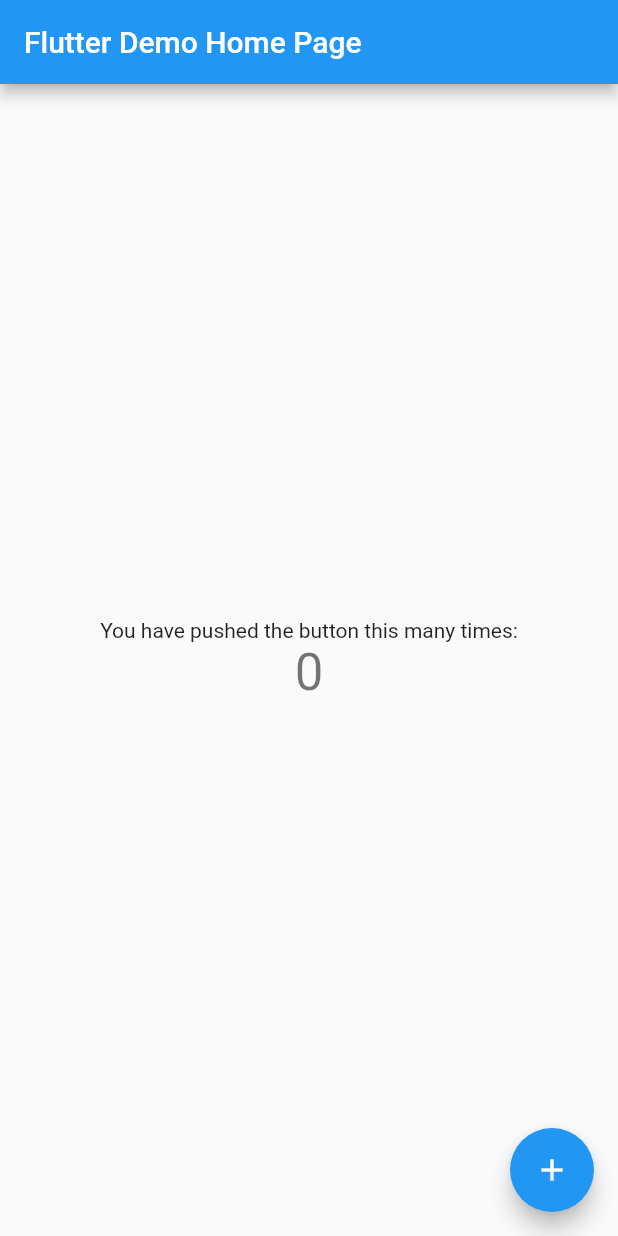
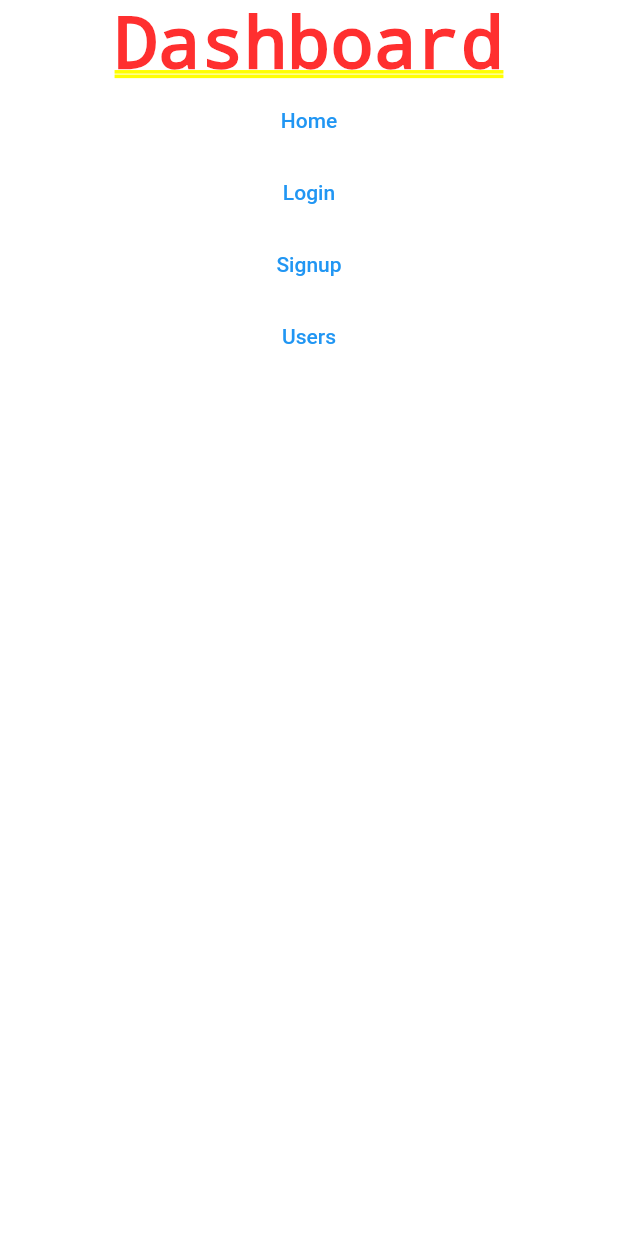
Before and after one commit to TheHemantKaushik/flutter-navigation-tests, a Flutter app: the screen it shows after launch, on a phone screen of 412 x 824 dp. Run offline on Flutter 3.47's test engine with Material 2 defaults, Android fonts, the phone set to English and light mode, and no system bars; our stand-ins replace flutter_riverpod, go_router.

Commit message:
Pages added

```diff
--- a/lib/main.dart
+++ b/lib/main.dart
@@ -1,115 +1,50 @@
 import 'package:flutter/material.dart';
+import 'package:flutter_navigation_tests/pages/dashboard_page.dart';
+import 'package:flutter_navigation_tests/pages/login_page.dart';
+import 'package:flutter_navigation_tests/pages/signup_page.dart';
+import 'package:flutter_navigation_tests/pages/user_detail_page.dart';
+import 'package:flutter_navigation_tests/pages/user_list_page.dart';
+import 'package:flutter_riverpod/flutter_riverpod.dart';
+import 'package:go_router/go_router.dart';
 
 void main() {
-  runApp(const MyApp());
+  runApp(const ProviderScope(child: MyApp()));
 }
 
 class MyApp extends StatelessWidget {
   const MyApp({super.key});
 
-  // This widget is the root of your application.
   @override
   Widget build(BuildContext context) {
-    return MaterialApp(
-      title: 'Flutter Demo',
-      theme: ThemeData(
-        // This is the theme of your application.
-        //
-        // Try running your application with "flutter run". You'll see the
-        // application has a blue toolbar. Then, without quitting the app, try
-        // changing the primarySwatch below to Colors.green and then invoke
-        // "hot reload" (press "r" in the console where you ran "flutter run",
-        // or simply save your changes to "hot reload" in a Flutter IDE).
-        // Notice that the counter didn't reset back to zero; the application
-        // is not restarted.
-        primarySwatch: Colors.blue,
-      ),
-      home: const MyHomePage(title: 'Flutter Demo Home Page'),
+    return MaterialApp.router(
+      title: 'Flutter Navigation',
+      routerConfig: _router,
     );
   }
 }
 
-class MyHomePage extends StatefulWidget {
-  const MyHomePage({super.key, required this.title});
-
-  // This widget is the home page of your application. It is stateful, meaning
-  // that it has a State object (defined below) that contains fields that affect
-  // how it looks.
-
-  // This class is the configuration for the state. It holds the values (in this
-  // case the title) provided by the parent (in this case the App widget) and
-  // used by the build method of the State. Fields in a Widget subclass are
-  // always marked "final".
-
-  final String title;
-
-  @override
-  State<MyHomePage> createState() => _MyHomePageState();
-}
-
-class _MyHomePageState extends State<MyHomePage> {
-  int _counter = 0;
-
-  void _incrementCounter() {
-    setState(() {
-      // This call to setState tells the Flutter framework that something has
-      // changed in this State, which causes it to rerun the build method below
-      // so that the display can reflect the updated values. If we changed
-      // _counter without calling setState(), then the build method would not be
-      // called again, and so nothing would appear to happen.
-      _counter++;
-    });
-  }
-
-  @override
-  Widget build(BuildContext context) {
-    // This method is rerun every time setState is called, for instance as done
-    // by the _incrementCounter method above.
-    //
-    // The Flutter framework has been optimized to make rerunning build methods
-    // fast, so that you can just rebuild anything that needs updating rather
-    // than having to individually change instances of widgets.
-    return Scaffold(
-      appBar: AppBar(
-        // Here we take the value from the MyHomePage object that was created by
-        // the App.build method, and use it to set our appbar title.
-        title: Text(widget.title),
+final _router = GoRouter(initialLocation: '/', routes: [
+  GoRoute(
+    path: '/',
+    builder: (context, state) => const DashboardPage(),
+    routes: [
+      GoRoute(
+        path: 'users',
+        builder: (context, state) => const UserListPage(),
       ),
-      body: Center(
-        // Center is a layout widget. It takes a single child and positions it
-        // in the middle of the parent.
-        child: Column(
-          // Column is also a layout widget. It takes a list of children and
-          // arranges them vertically. By default, it sizes itself to fit its
-          // children horizontally, and tries to be as tall as its parent.
-          //
-          // Invoke "debug painting" (press "p" in the console, choose the
-          // "Toggle Debug Paint" action from the Flutter Inspector in Android
-          // Studio, or the "Toggle Debug Paint" command in Visual Studio Code)
-          // to see the wireframe for each widget.
-          //
-          // Column has various properties to control how it sizes itself and
-          // how it positions its children. Here we use mainAxisAlignment to
-          // center the children vertically; the main axis here is the vertical
-          // axis because Columns are vertical (the cross axis would be
-          // horizontal).
-          mainAxisAlignment: MainAxisAlignment.center,
-          children: <Widget>[
-            const Text(
-              'You have pushed the button this many times:',
-            ),
-            Text(
-              '$_counter',
-              style: Theme.of(context).textTheme.headlineMedium,
-            ),
-          ],
-        ),
+      GoRoute(
+        path: 'users/:id',
+        builder: (context, state) =>
+            UserDetailPage(userId: state.params['id']!),
       ),
-      floatingActionButton: FloatingActionButton(
-        onPressed: _incrementCounter,
-        tooltip: 'Increment',
-        child: const Icon(Icons.add),
-      ), // This trailing comma makes auto-formatting nicer for build methods.
-    );
-  }
-}
+    ],
+  ),
+  GoRoute(
+    path: '/login',
+    builder: (context, state) => const LoginPage(),
+  ),
+  GoRoute(
+    path: '/signup',
+    builder: (context, state) => const SignupPage(),
+  ),
+]);
--- /dev/null
+++ b/lib/pages/dashboard_page.dart
@@ -0,0 +1,32 @@
+import 'package:flutter/material.dart';
+import 'package:flutter_riverpod/flutter_riverpod.dart';
+import 'package:go_router/go_router.dart';
+
+class DashboardPage extends ConsumerWidget {
+  const DashboardPage({super.key});
+
+  @override
+  Widget build(BuildContext context, WidgetRef ref) {
+    return Column(
+      children: [
+        const Text('Dashboard'),
+        TextButton(
+          child: const Text('Home'),
+          onPressed: () => context.go('/'),
+        ),
+        TextButton(
+          child: const Text('Login'),
+          onPressed: () => context.go('/login'),
+        ),
+        TextButton(
+          child: const Text('Signup'),
+          onPressed: () => context.go('/signup'),
+        ),
+        TextButton(
+          child: const Text('Users'),
+          onPressed: () => context.go('/users'),
+        ),
+      ],
+    );
+  }
+}
--- a/pubspec.yaml
+++ b/pubspec.yaml
@@ -30,7 +30,8 @@
 dependencies:
   flutter:
     sdk: flutter
-
+  go_router: ^6.4.0
+  flutter_riverpod:
 
   # The following adds the Cupertino Icons font to your application.
   # Use with the CupertinoIcons class for iOS style icons.
```
Also changed, not shown: lib/pages/login_page.dart (added, +11 -0 lines), lib/pages/signup_page.dart (added, +11 -0 lines), lib/pages/user_detail_page.dart (added, +13 -0 lines), lib/pages/user_list_page.dart (added, +26 -0 lines), pubspec.lock.
